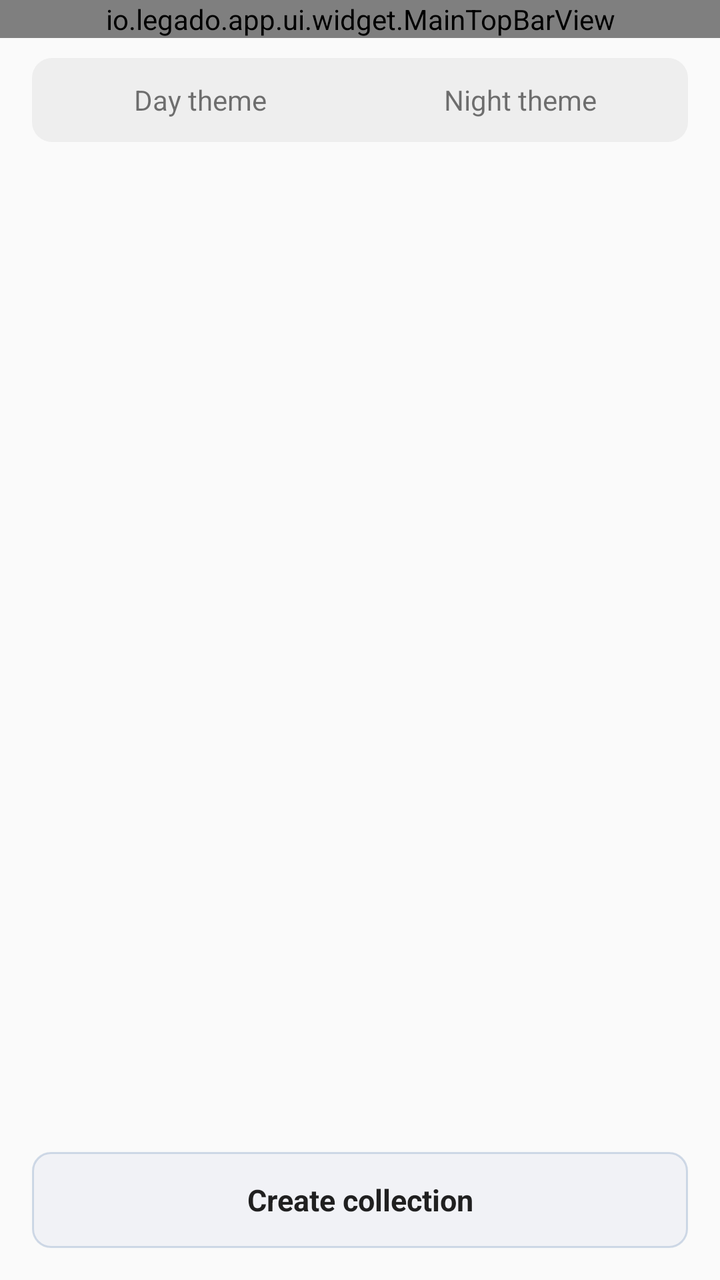
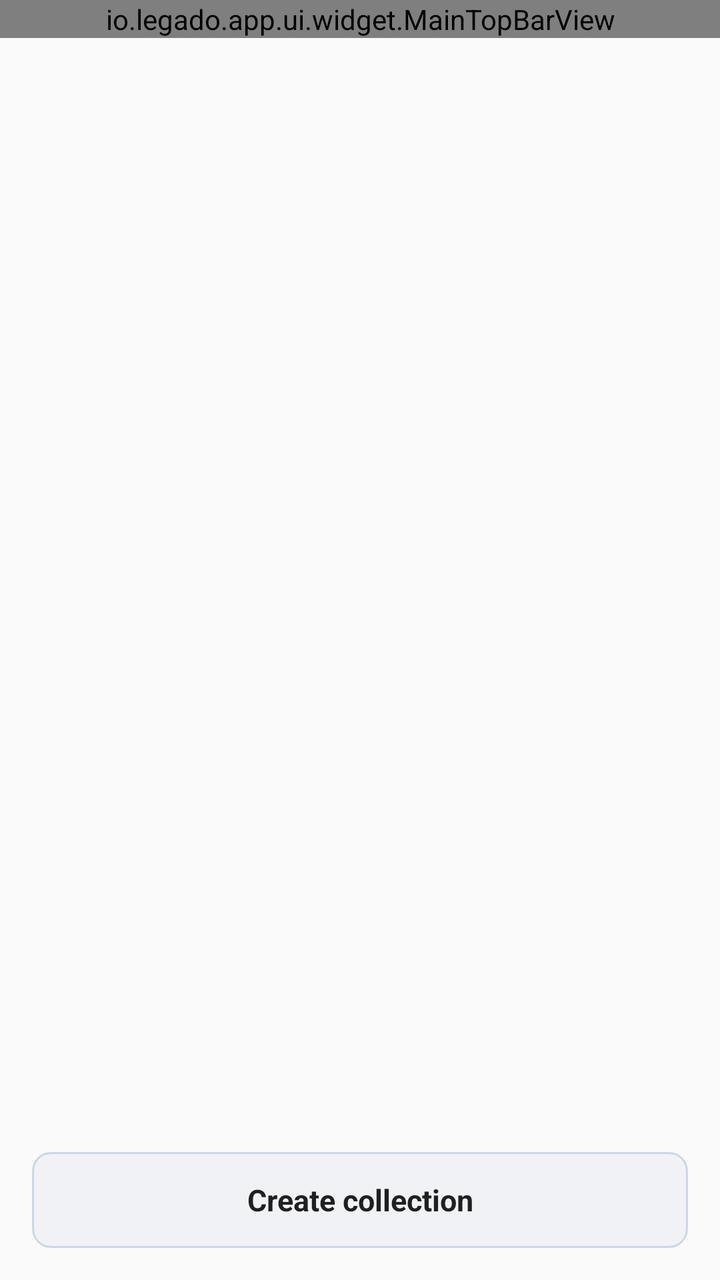

Screens rendered from an Android XML layout before and after an edit, with the pre-edit source and the edit as a unified diff.
<!-- AndroidManifest.xml: application theme AppTheme.Light -->
<!-- res/layout/activity_cover_collection_manage.xml -->
<?xml version="1.0" encoding="utf-8"?>
<LinearLayout xmlns:android="http://schemas.android.com/apk/res/android"
    xmlns:app="http://schemas.android.com/apk/res-auto"
    android:layout_width="match_parent"
    android:layout_height="match_parent"
    android:orientation="vertical">

    <io.legado.app.ui.widget.MainTopBarView
        android:id="@+id/title_bar"
        android:layout_width="match_parent"
        android:layout_height="wrap_content" />

    <LinearLayout
        android:id="@+id/tab_bar"
        android:layout_width="match_parent"
        android:layout_height="42dp"
        android:layout_marginStart="16dp"
        android:layout_marginTop="10dp"
        android:layout_marginEnd="16dp"
        android:background="@drawable/bg_bookshelf_tag_track"
        android:gravity="center"
        android:orientation="horizontal"
        android:padding="4dp">

        <TextView
            android:id="@+id/btn_day"
            android:layout_width="0dp"
            android:layout_height="match_parent"
            android:layout_weight="1"
            android:background="@drawable/bg_bookshelf_tag_item"
            android:gravity="center"
            android:text="@string/theme_day"
            android:textSize="14sp" />

        <TextView
            android:id="@+id/btn_night"
            android:layout_width="0dp"
            android:layout_height="match_parent"
            android:layout_weight="1"
            android:background="@drawable/bg_bookshelf_tag_item"
            android:gravity="center"
            android:text="@string/theme_night"
            android:textSize="14sp" />

    </LinearLayout>

    <androidx.recyclerview.widget.RecyclerView
        android:id="@+id/recycler_view"
        android:layout_width="match_parent"
        android:layout_height="0dp"
        android:layout_marginTop="8dp"
        android:layout_weight="1"
        android:clipToPadding="false"
        android:paddingStart="16dp"
        android:paddingEnd="16dp"
        android:paddingBottom="16dp" />

    <TextView
        android:id="@+id/btn_add"
        android:layout_width="match_parent"
        android:layout_height="48dp"
        android:layout_marginStart="16dp"
        android:layout_marginEnd="16dp"
        android:layout_marginBottom="16dp"
        android:background="@drawable/bg_book_info_action_secondary"
        android:gravity="center"
        android:text="@string/cover_collection_add"
        android:textColor="@color/primaryText"
        android:textSize="15sp"
        android:textStyle="bold" />

</LinearLayout>
<!-- resources referenced by this layout -->
<resources>
  <color name="primaryText">#de000000</color>
  <!-- drawable bg_bookshelf_tag_item (drawable) -->
  <?xml version="1.0" encoding="utf-8"?>
  <selector xmlns:android="http://schemas.android.com/apk/res/android">
      <item android:state_selected="true">
          <shape android:shape="rectangle">
              <corners android:radius="@dimen/ui_action_radius" />
              <solid android:color="@color/background_card" />
          </shape>
      </item>
      <item>
          <shape android:shape="rectangle">
              <corners android:radius="@dimen/ui_action_radius" />
              <solid android:color="@android:color/transparent" />
          </shape>
      </item>
  </selector>
  <!-- drawable bg_bookshelf_tag_track (drawable) -->
  <?xml version="1.0" encoding="utf-8"?>
  <shape xmlns:android="http://schemas.android.com/apk/res/android"
      android:shape="rectangle">
      <corners android:radius="@dimen/ui_panel_radius" />
      <solid android:color="@color/background_menu" />
  </shape>
  <string name="cover_collection_add">Create collection</string>
  <string name="theme_day">Day theme</string>
  <string name="theme_night">Night theme</string>
  <style name="AppTheme.Light" parent="Base.AppTheme">
          <item name="actionBarStyle">@style/AppTheme.AppBarOverlay.Light</item>
      </style>
  <dimen name="ui_action_radius">9dp</dimen>
  <color name="btn_bg_press">#63ACACAC</color>
  <color name="glass_stroke">#668FA8C8</color>
  <color name="book_info_frost">#DDF1F2F6</color>
  <color name="background_card">@color/md_grey_100</color>
  <dimen name="ui_panel_radius">10dp</dimen>
  <color name="background_menu">@color/md_grey_200</color>
  <style name="Base.AppTheme" parent="Theme.AppCompat.DayNight.NoActionBar">
          <item name="colorPrimary">@color/primary</item>
          <item name="colorPrimaryDark">@color/primaryDark</item>
          <item name="colorAccent">@color/accent</item>
          <item name="actionOverflowMenuStyle">@style/Style.PopupMenu</item>
          <item name="android:itemTextAppearance">@style/Style.MenuItemText</item>
          <item name="android:popupMenuStyle">@style/Style.PopupMenu</item>
          <item name="android:statusBarColor">@color/transparent</item>
          <item name="android:windowDrawsSystemBarBackgrounds">true</item>
      </style>
  <style name="AppTheme.AppBarOverlay.Light" parent="ThemeOverlay.AppCompat.Light">
          <item name="colorAccent">@color/md_grey_900</item>
      </style>
  <color name="md_grey_100">#F5F5F5</color>
  <color name="md_grey_200">#EEEEEE</color>
  <color name="primary">@color/md_light_blue_800</color>
  <color name="primaryDark">@color/md_light_blue_900</color>
  <color name="accent">@color/md_pink_800</color>
  <style name="Style.PopupMenu" parent="Widget.AppCompat.PopupMenu">
          <item name="android:popupBackground">@drawable/bg_popup_menu</item>
      </style>
  <style name="Style.MenuItemText" parent="@android:style/TextAppearance.Widget.IconMenu.Item">
          <item name="android:textColor">@color/menu_color_default</item>
          <item name="android:textSize">16sp</item>
      </style>
  <color name="transparent">#00000000</color>
  <color name="md_grey_900">#212121</color>
  <color name="md_light_blue_800">#0277BD</color>
  <color name="md_light_blue_900">#01579B</color>
  <color name="md_pink_800">#AD1457</color>
  <!-- drawable bg_popup_menu (drawable) -->
  <?xml version="1.0" encoding="utf-8"?>
  <shape xmlns:android="http://schemas.android.com/apk/res/android"
         android:shape="rectangle">
  
      <solid android:color="@color/background_menu"/>
  
      <corners android:radius="2dp"/>
  
  </shape>
  <color name="menu_color_default">#383838</color>
  <!-- unchanged entries left out for length: 1 -->
</resources>

<!-- the commit's change to res/layout/activity_cover_collection_manage.xml (unified diff, before → after) -->
@@ -9,40 +9,6 @@
         android:id="@+id/title_bar"
         android:layout_width="match_parent"
         android:layout_height="wrap_content" />
-
-    <LinearLayout
-        android:id="@+id/tab_bar"
-        android:layout_width="match_parent"
-        android:layout_height="42dp"
-        android:layout_marginStart="16dp"
-        android:layout_marginTop="10dp"
-        android:layout_marginEnd="16dp"
-        android:background="@drawable/bg_bookshelf_tag_track"
-        android:gravity="center"
-        android:orientation="horizontal"
-        android:padding="4dp">
-
-        <TextView
-            android:id="@+id/btn_day"
-            android:layout_width="0dp"
-            android:layout_height="match_parent"
-            android:layout_weight="1"
-            android:background="@drawable/bg_bookshelf_tag_item"
-            android:gravity="center"
-            android:text="@string/theme_day"
-            android:textSize="14sp" />
-
-        <TextView
-            android:id="@+id/btn_night"
-            android:layout_width="0dp"
-            android:layout_height="match_parent"
-            android:layout_weight="1"
-            android:background="@drawable/bg_bookshelf_tag_item"
-            android:gravity="center"
-            android:text="@string/theme_night"
-            android:textSize="14sp" />
-
-    </LinearLayout>
 
     <androidx.recyclerview.widget.RecyclerView
         android:id="@+id/recycler_view"
<!-- resource entries referenced after the edit -->
@@ -1,32 +1,7 @@
 <!-- resources referenced by this layout -->
 <resources>
   <color name="primaryText">#de000000</color>
-  <!-- drawable bg_bookshelf_tag_item (drawable) -->
-  <?xml version="1.0" encoding="utf-8"?>
-  <selector xmlns:android="http://schemas.android.com/apk/res/android">
-      <item android:state_selected="true">
-          <shape android:shape="rectangle">
-              <corners android:radius="@dimen/ui_action_radius" />
-              <solid android:color="@color/background_card" />
-          </shape>
-      </item>
-      <item>
-          <shape android:shape="rectangle">
-              <corners android:radius="@dimen/ui_action_radius" />
-              <solid android:color="@android:color/transparent" />
-          </shape>
-      </item>
-  </selector>
-  <!-- drawable bg_bookshelf_tag_track (drawable) -->
-  <?xml version="1.0" encoding="utf-8"?>
-  <shape xmlns:android="http://schemas.android.com/apk/res/android"
-      android:shape="rectangle">
-      <corners android:radius="@dimen/ui_panel_radius" />
-      <solid android:color="@color/background_menu" />
-  </shape>
   <string name="cover_collection_add">Create collection</string>
-  <string name="theme_day">Day theme</string>
-  <string name="theme_night">Night theme</string>
   <style name="AppTheme.Light" parent="Base.AppTheme">
           <item name="actionBarStyle">@style/AppTheme.AppBarOverlay.Light</item>
       </style>
@@ -34,8 +9,6 @@
   <color name="btn_bg_press">#63ACACAC</color>
   <color name="glass_stroke">#668FA8C8</color>
   <color name="book_info_frost">#DDF1F2F6</color>
-  <color name="background_card">@color/md_grey_100</color>
-  <dimen name="ui_panel_radius">10dp</dimen>
   <color name="background_menu">@color/md_grey_200</color>
   <style name="Base.AppTheme" parent="Theme.AppCompat.DayNight.NoActionBar">
           <item name="colorPrimary">@color/primary</item>
@@ -50,7 +23,6 @@
   <style name="AppTheme.AppBarOverlay.Light" parent="ThemeOverlay.AppCompat.Light">
           <item name="colorAccent">@color/md_grey_900</item>
       </style>
-  <color name="md_grey_100">#F5F5F5</color>
   <color name="md_grey_200">#EEEEEE</color>
   <color name="primary">@color/md_light_blue_800</color>
   <color name="primaryDark">@color/md_light_blue_900</color>
